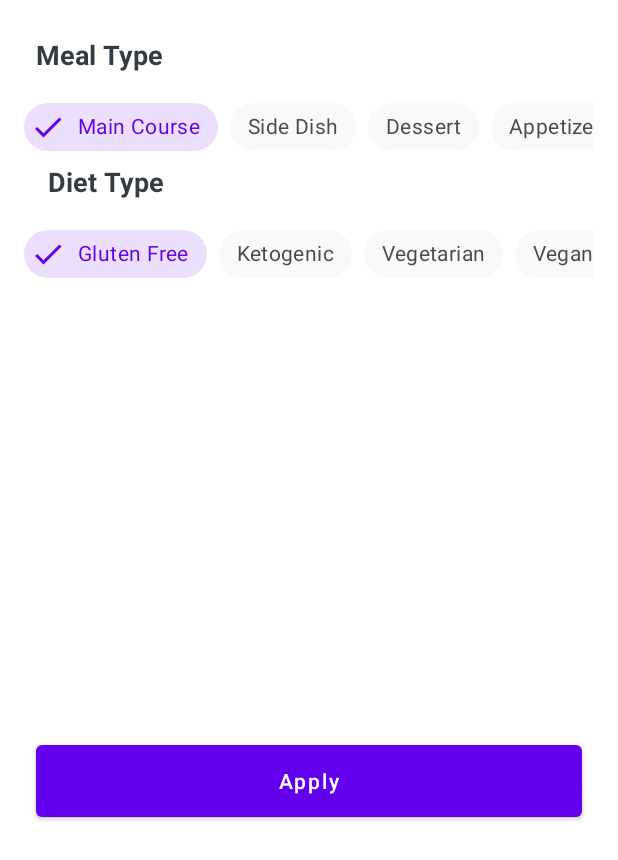
After one commit to fadzlitown/resipikini_mvvm, an Android app: the layout fragment_recipe_bottom_sheet_dialog.xml on its own in the app's theme, with its tools: preview values and no code run, on a phone screen of 412 x 824 dp. The commit adds this screen. Shown: the top 860 px of the screen. Run offline under Robolectric (Android 15) with nearby library versions, the phone set to English and light mode, and no system bars; Roboto replaces fonts that are not available here.

Commit message:
BottomSheet - Created BottomSheetDialogFragment, dialog styles, selectors - Created RecipeViewModel which hanlde read, write & apply filter recipes Data Store Pref & args nav - Created RecipeDataStoreRepository & datastore pref keys, save, read & dataclass - Added action & args in recipeFragment navigation

```diff
--- /dev/null
+++ b/app/src/main/res/color/chip_background_color.xml
@@ -0,0 +1,7 @@
+<?xml version="1.0" encoding="utf-8"?>
+<selector xmlns:android="http://schemas.android.com/apk/res/android">
+
+    <item android:color="@color/checkedChipBackgroundColor" android:state_checked="true"/>
+    <item android:color="@color/chipBackgroundColor" android:state_checked="false"/>
+
+</selector>
--- /dev/null
+++ b/app/src/main/res/color/chip_text_color.xml
@@ -0,0 +1,7 @@
+<?xml version="1.0" encoding="utf-8"?>
+<selector xmlns:android="http://schemas.android.com/apk/res/android">
+
+    <item android:color="@color/checkedChipTextColor" android:state_checked="true"/>
+    <item android:color="@color/chipTextColor" android:state_checked="false"/>
+
+</selector>
--- a/app/src/main/res/layout/fragment_recipe.xml
+++ b/app/src/main/res/layout/fragment_recipe.xml
@@ -30,7 +30,7 @@
             app:layout_constraintTop_toTopOf="parent" />
 
         <com.google.android.material.floatingactionbutton.FloatingActionButton
-            android:id="@+id/floatingActionButton"
+            android:id="@+id/recipeFab"
             android:layout_width="wrap_content"
             android:layout_height="wrap_content"
             android:layout_marginEnd="24dp"
--- /dev/null
+++ b/app/src/main/res/layout/fragment_recipe_bottom_sheet_dialog.xml
@@ -0,0 +1,267 @@
+<?xml version="1.0" encoding="utf-8"?>
+<androidx.constraintlayout.widget.ConstraintLayout xmlns:android="http://schemas.android.com/apk/res/android"
+    xmlns:app="http://schemas.android.com/apk/res-auto"
+    xmlns:tools="http://schemas.android.com/tools"
+    android:layout_width="match_parent"
+    android:layout_height="match_parent"
+    tools:context=".RecipeBottomSheetDialogFragment">
+
+    <!-- TODO: Update blank fragment layout -->
+    <TextView
+        android:id="@+id/mealType_txt"
+        android:layout_width="wrap_content"
+        android:layout_height="wrap_content"
+        android:layout_marginStart="24dp"
+        android:layout_marginTop="24dp"
+        android:text="@string/meal_type"
+        android:textColor="@color/dark"
+        android:textSize="18sp"
+        android:textStyle="bold"
+        app:layout_constraintStart_toStartOf="parent"
+        app:layout_constraintTop_toTopOf="parent" />
+
+    <HorizontalScrollView
+        android:id="@+id/mealType_scrollView"
+        android:layout_width="match_parent"
+        android:layout_height="wrap_content"
+        android:layout_marginStart="16dp"
+        android:layout_marginTop="12dp"
+        android:layout_marginEnd="16dp"
+        android:scrollbars="none"
+        app:layout_constraintEnd_toEndOf="parent"
+        app:layout_constraintStart_toStartOf="parent"
+        app:layout_constraintTop_toBottomOf="@+id/mealType_txt">
+
+        <LinearLayout
+            android:layout_width="match_parent"
+            android:layout_height="wrap_content"
+            android:orientation="horizontal">
+
+            <com.google.android.material.chip.ChipGroup
+                android:id="@+id/mealTypeGroup"
+                android:layout_width="wrap_content"
+                android:layout_height="match_parent"
+                app:checkedChip="@+id/main_course_chip"
+                app:selectionRequired="true"
+                app:singleLine="true"
+                app:singleSelection="true">
+
+                <com.google.android.material.chip.Chip
+                    android:id="@+id/main_course_chip"
+                    style="@style/CustomChipStyle"
+                    android:layout_width="wrap_content"
+                    android:layout_height="wrap_content"
+                    android:text="@string/main_course" />
+
+                <com.google.android.material.chip.Chip
+                    android:id="@+id/side_dish_chip"
+                    style="@style/CustomChipStyle"
+                    android:layout_width="wrap_content"
+                    android:layout_height="wrap_content"
+                    android:text="@string/side_dish"/>
+
+                <com.google.android.material.chip.Chip
+                    android:id="@+id/dessert_chip"
+                    style="@style/CustomChipStyle"
+                    android:layout_width="wrap_content"
+                    android:layout_height="wrap_content"
+                    android:text="@string/dessert"/>
+
+                <com.google.android.material.chip.Chip
+                    style="@style/CustomChipStyle"
+                    android:id="@+id/appetizer_chip"
+                    android:layout_width="wrap_content"
+                    android:layout_height="wrap_content"
+                    android:text="@string/appetizer"/>
+
+                <com.google.android.material.chip.Chip
+                    style="@style/CustomChipStyle"
+                    android:id="@+id/salad_chip"
+                    android:layout_width="wrap_content"
+                    android:layout_height="wrap_content"
+                    android:text="@string/salad"/>
+
+                <com.google.android.material.chip.Chip
+                    style="@style/CustomChipStyle"
+                    android:id="@+id/bread_chip"
+                    android:layout_width="wrap_content"
+                    android:layout_height="wrap_content"
+                    android:text="@string/bread"/>
+
+                <com.google.android.material.chip.Chip
+                    style="@style/CustomChipStyle"
+                    android:id="@+id/breakfast_chip"
+                    android:layout_width="wrap_content"
+                    android:layout_height="wrap_content"
+                    android:text="@string/breakfast"/>
+
+                <com.google.android.material.chip.Chip
+                    style="@style/CustomChipStyle"
+                    android:id="@+id/soup_chip"
+                    android:layout_width="wrap_content"
+                    android:layout_height="wrap_content"
+                    android:text="@string/soup"/>
+
+                <com.google.android.material.chip.Chip
+                    style="@style/CustomChipStyle"
+                    android:id="@+id/beverage_chip"
+                    android:layout_width="wrap_content"
+                    android:layout_height="wrap_content"
+                    android:text="@string/beverage"/>
+
+                <com.google.android.material.chip.Chip
+                    style="@style/CustomChipStyle"
+                    android:id="@+id/sauce_chip"
+                    android:layout_width="wrap_content"
+                    android:layout_height="wrap_content"
+                    android:text="@string/sauce"/>
+
+                <com.google.android.material.chip.Chip
+                    style="@style/CustomChipStyle"
+                    android:id="@+id/marinade_chip"
+                    android:layout_width="wrap_content"
+                    android:layout_height="wrap_content"
+                    android:text="@string/marinade"/>
+
+                <com.google.android.material.chip.Chip
+                    style="@style/CustomChipStyle"
+                    android:id="@+id/finger_food_chip"
+                    android:layout_width="wrap_content"
+                    android:layout_height="wrap_content"
+                    android:text="@string/fingerfood"/>
+
+                <com.google.android.material.chip.Chip
+                    style="@style/CustomChipStyle"
+                    android:id="@+id/snack_chip"
+                    android:layout_width="wrap_content"
+                    android:layout_height="wrap_content"
+                    android:text="@string/snack"/>
+
+                <com.google.android.material.chip.Chip
+                    style="@style/CustomChipStyle"
+                    android:id="@+id/drink_chip"
+                    android:layout_width="wrap_content"
+                    android:layout_height="wrap_content"
+                    android:text="@string/drink"/>
+            </com.google.android.material.chip.ChipGroup>
+
+        </LinearLayout>
+
+
+
+    </HorizontalScrollView>
+
+
+    <TextView
+        android:id="@+id/dietType_txt"
+        android:layout_width="wrap_content"
+        android:layout_height="wrap_content"
+        android:layout_marginStart="32dp"
+        android:text="@string/diet_type"
+        android:textColor="@color/dark"
+        android:textSize="18sp"
+        android:textStyle="bold"
+        app:layout_constraintStart_toStartOf="parent"
+        app:layout_constraintTop_toBottomOf="@+id/mealType_scrollView" />
+
+
+    <HorizontalScrollView
+        android:id="@+id/dietType_scrollView"
+        android:layout_width="match_parent"
+        android:layout_height="wrap_content"
+        android:layout_marginStart="16dp"
+        android:layout_marginTop="12dp"
+        android:layout_marginEnd="16dp"
+        android:scrollbars="none"
+        app:layout_constraintEnd_toEndOf="parent"
+        app:layout_constraintStart_toStartOf="parent"
+        app:layout_constraintTop_toBottomOf="@+id/dietType_txt">
+
+        <LinearLayout
+            android:layout_width="wrap_content"
+            android:layout_height="match_parent"
+            android:orientation="horizontal" >
+
+            <com.google.android.material.chip.ChipGroup
+                android:id="@+id/dietTypeGroup"
+                android:layout_width="match_parent"
+                android:layout_height="match_parent"
+                app:checkedChip="@+id/gluten_free_chip"
+                app:selectionRequired="true"
+                app:singleLine="true"
+                app:singleSelection="true">
+
+                <com.google.android.material.chip.Chip
+                    style="@style/CustomChipStyle"
+                    android:id="@+id/gluten_free_chip"
+                    android:layout_width="wrap_content"
+                    android:layout_height="wrap_content"
+                    android:text="@string/gluten_free"/>
+
+                <com.google.android.material.chip.Chip
+                    style="@style/CustomChipStyle"
+                    android:id="@+id/ketogenic_chip"
+                    android:layout_width="wrap_content"
+                    android:layout_height="wrap_content"
+                    android:text="@string/ketogenic"/>
+
+                <com.google.android.material.chip.Chip
+                    style="@style/CustomChipStyle"
+                    android:id="@+id/vegetarian_chip"
+                    android:layout_width="wrap_content"
+                    android:layout_height="wrap_content"
+                    android:text="@string/vegetarian"/>
+
+                <com.google.android.material.chip.Chip
+                    style="@style/CustomChipStyle"
+                    android:id="@+id/vegan_chip"
+                    android:layout_width="wrap_content"
+                    android:layout_height="wrap_content"
+                    android:text="@string/vegan"/>
+
+                <com.google.android.material.chip.Chip
+                    style="@style/CustomChipStyle"
+                    android:id="@+id/pescetarian_chip"
+                    android:layout_width="wrap_content"
+                    android:layout_height="wrap_content"
+                    android:text="@string/pescetarian"/>
+
+                <com.google.android.material.chip.Chip
+                    style="@style/CustomChipStyle"
+                    android:id="@+id/paleo_chip"
+                    android:layout_width="wrap_content"
+                    android:layout_height="wrap_content"
+                    android:text="@string/paleo"/>
+
+                <com.google.android.material.chip.Chip
+                    style="@style/CustomChipStyle"
+                    android:id="@+id/primal_chip"
+                    android:layout_width="wrap_content"
+                    android:layout_height="wrap_content"
+                    android:text="@string/primal"/>
+
+                <com.google.android.material.chip.Chip
+                    style="@style/CustomChipStyle"
+                    android:id="@+id/whole30_chip"
+                    android:layout_width="wrap_content"
+                    android:layout_height="wrap_content"
+                    android:text="@string/whole30"/>
+
+            </com.google.android.material.chip.ChipGroup>
+        </LinearLayout>
+    </HorizontalScrollView>
+
+    <Button
+        android:id="@+id/apply_btn"
+        android:layout_width="match_parent"
+        android:layout_height="60dp"
+        android:layout_marginStart="24dp"
+        android:layout_marginTop="24dp"
+        android:layout_marginEnd="24dp"
+        android:text="@string/apply"
+        android:textAllCaps="false"
+        app:layout_constraintBottom_toBottomOf="parent"
+        app:layout_constraintEnd_toEndOf="parent"
+        app:layout_constraintTop_toBottomOf="@+id/dietType_scrollView" />
+
+</androidx.constraintlayout.widget.ConstraintLayout>
--- a/app/src/main/res/values/colors.xml
+++ b/app/src/main/res/values/colors.xml
@@ -1,5 +1,9 @@
 <?xml version="1.0" encoding="utf-8"?>
 <resources>
+    <color name="colorPrimary">#6200EA</color>
+    <color name="colorPrimaryDark">#5502C8</color>
+    <color name="colorAccent">#9D46FF</color>
+
     <color name="purple_200">#FFBB86FC</color>
     <color name="purple_500">#FF6200EE</color>
     <color name="purple_700">#FF3700B3</color>
@@ -18,4 +22,10 @@
     <color name="red">#FF4646</color>
     <color name="yellow">#FFC114</color>
     <color name="green">#00C980</color>
+
+    // Custom Chip Style
+    <color name="checkedChipBackgroundColor">#206200EA</color>
+    <color name="chipBackgroundColor">@color/lightGray</color>
+    <color name="checkedChipTextColor">@color/colorPrimary</color>
+    <color name="chipTextColor">@color/darkGray</color>
 </resources>
--- a/app/src/main/res/values/strings.xml
+++ b/app/src/main/res/values/strings.xml
@@ -5,4 +5,33 @@
     <string name="recipes_fragment">Recipes</string>
     <string name="fav_recipes_fragment">Favourite</string>
     <string name="food_fragment">Food</string>
+
+
+
+    // Bottom Sheet
+    <string name="meal_type">Meal Type</string>
+    <string name="main_course">Main Course</string>
+    <string name="side_dish">Side Dish</string>
+    <string name="dessert">Dessert</string>
+    <string name="appetizer">Appetizer</string>
+    <string name="salad">Salad</string>
+    <string name="bread">Bread</string>
+    <string name="breakfast">Breakfast</string>
+    <string name="soup">Soup</string>
+    <string name="beverage">Beverage</string>
+    <string name="sauce">Sauce</string>
+    <string name="marinade">Marinade</string>
+    <string name="fingerfood">FingerFood</string>
+    <string name="snack">Snack</string>
+    <string name="drink">Drink</string>
+    <string name="gluten_free">Gluten Free</string>
+    <string name="ketogenic">Ketogenic</string>
+    <string name="vegetarian">Vegetarian</string>
+    <string name="vegan">Vegan</string>
+    <string name="pescetarian">Pescetarian</string>
+    <string name="paleo">Paleo</string>
+    <string name="primal">Primal</string>
+    <string name="whole30">Whole30</string>
+    <string name="diet_type">Diet Type</string>
+    <string name="apply">Apply</string>
 </resources>
--- /dev/null
+++ b/app/src/main/res/values/styles.xml
@@ -0,0 +1,16 @@
+<resources>
+    <!-- Base application theme. -->
+    <style name="AppTheme" parent="Theme.MaterialComponents.DayNight.DarkActionBar">
+        <!-- Customize your theme here. -->
+        <item name="colorPrimary">@color/colorPrimary</item>
+        <item name="colorPrimaryDark">@color/colorPrimaryDark</item>
+        <item name="colorAccent">@color/colorAccent</item>
+    </style>
+
+    <style name="CustomChipStyle" parent="Widget.MaterialComponents.Chip.Filter">
+        <item name="chipBackgroundColor">@color/chip_background_color</item>
+        <item name="android:textColor">@color/chip_text_color</item>
+        <item name="checkedIconTint">@color/chip_text_color</item>
+    </style>
+
+</resources>
```
Also changed, not shown: app/src/main/java/com/inovasiti/makankini/RecipeBottomSheetDialogFragment.kt (added, +88 -0 lines), app/src/main/java/com/inovasiti/makankini/RecipeFragment.kt (+30 -33 lines), app/src/main/java/com/inovasiti/makankini/RecipeViewModel.kt (added, +46 -0 lines), app/src/main/java/com/inovasiti/makankini/data/RecipeDataStoreRepository.kt (added, +87 -0 lines), app/src/main/java/com/inovasiti/makankini/util/Constants.kt (+11 -0 lines), app/src/main/res/navigation/my_nav.xml (+18 -1 lines).
